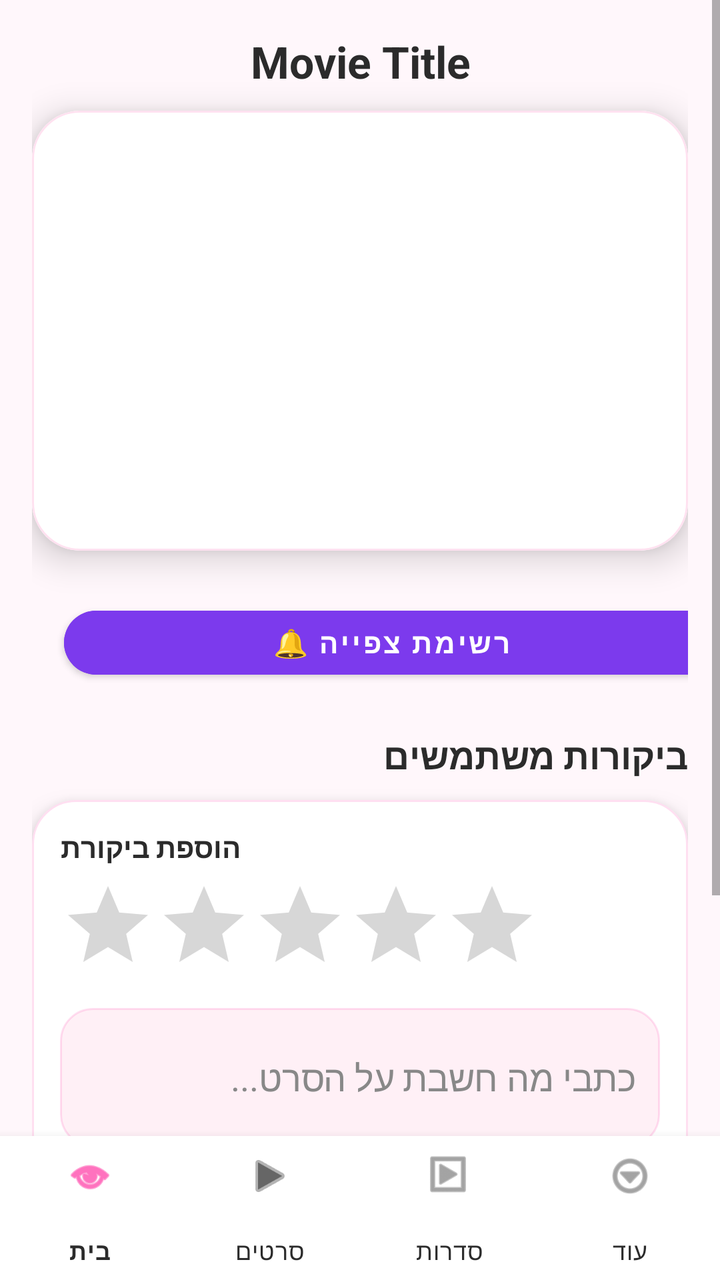
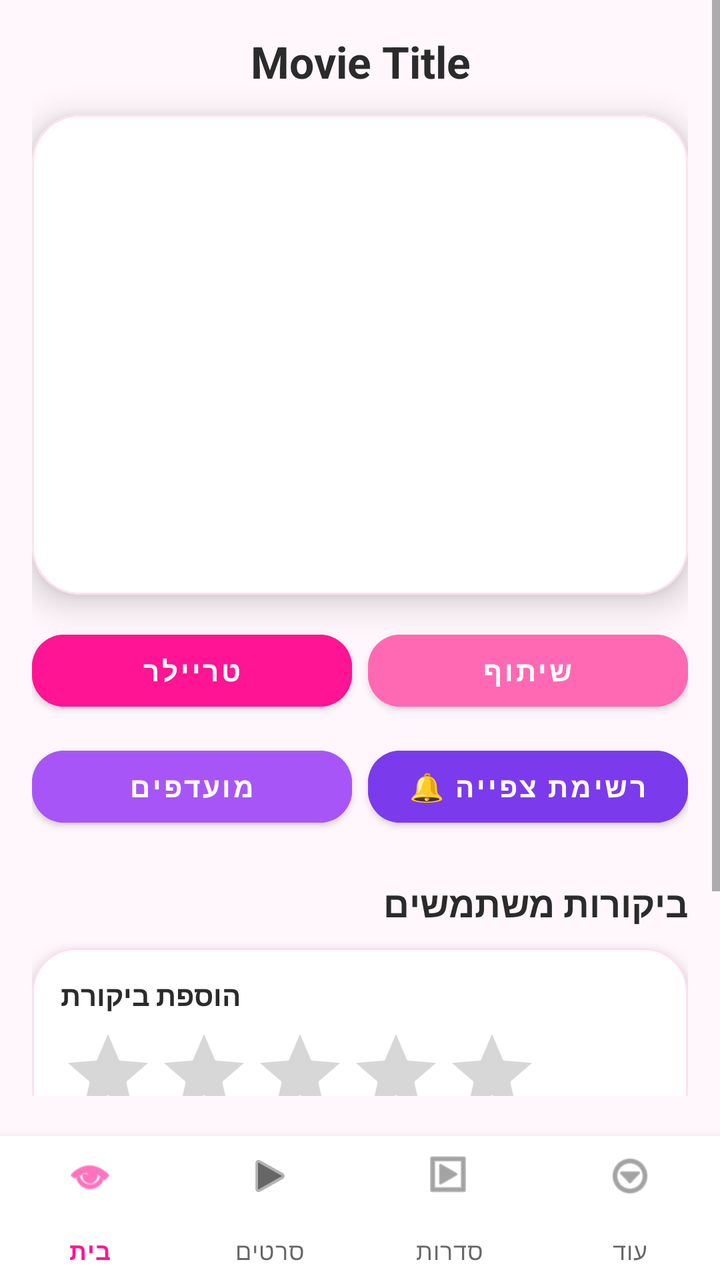

Two renders of the same Android screen: before a commit and after it. Below are the layout's source before the change and the commit's diff.
<!-- AndroidManifest.xml: application theme Base.Theme.FinalProject -->
<!-- res/layout/activity_movie_content.xml -->
<?xml version="1.0" encoding="utf-8"?>
<androidx.coordinatorlayout.widget.CoordinatorLayout
    xmlns:android="http://schemas.android.com/apk/res/android"
    xmlns:app="http://schemas.android.com/apk/res-auto"
    android:layout_width="match_parent"
    android:layout_height="match_parent"
    android:background="#FFF7FB">

    <ScrollView
        android:id="@+id/rootScroll"
        android:layout_width="match_parent"
        android:layout_height="match_parent"
        android:layout_marginBottom="72dp"
        android:fillViewport="true">

        <LinearLayout
            android:layout_width="match_parent"
            android:layout_height="wrap_content"
            android:orientation="vertical"
            android:padding="16dp">

            <TextView
                android:id="@+id/tvMovieTitle"
                android:layout_width="match_parent"
                android:layout_height="wrap_content"
                android:text="Movie Title"
                android:textColor="#2B2B2B"
                android:textSize="22sp"
                android:textStyle="bold"
                android:textAlignment="center"
                android:layout_marginBottom="10dp" />

            <com.google.android.material.card.MaterialCardView
                android:id="@+id/cardPoster"
                android:layout_width="match_parent"
                android:layout_height="220dp"
                app:cardCornerRadius="24dp"
                app:cardElevation="10dp"
                app:strokeWidth="1dp"
                app:strokeColor="#33FF69B4">

                <ImageView
                    android:id="@+id/imgPoster"
                    android:layout_width="match_parent"
                    android:layout_height="match_parent"
                    android:src="@drawable/poster_default_movie"
                    android:scaleType="centerCrop" />
            </com.google.android.material.card.MaterialCardView>

            <LinearLayout
                android:layout_width="match_parent"
                android:layout_height="wrap_content"
                android:orientation="horizontal"
                android:layout_marginTop="14dp"
                android:weightSum="3">

                <com.google.android.material.button.MaterialButton
                    android:id="@+id/btnTrailer"
                    android:layout_width="0dp"
                    android:layout_height="44dp"
                    android:layout_weight="1"
                    android:text="טריילר"
                    android:textAllCaps="false"
                    android:textStyle="bold"
                    android:textColor="@android:color/white"
                    android:backgroundTint="#FF1493"
                    app:cornerRadius="16dp"
                    android:layout_marginEnd="8dp" />

                <com.google.android.material.button.MaterialButton
                    android:id="@+id/btnShare"
                    android:layout_width="0dp"
                    android:layout_height="44dp"
                    android:layout_weight="1"
                    android:text="שיתוף"
                    android:textAllCaps="false"
                    android:textStyle="bold"
                    android:textColor="@android:color/white"
                    android:backgroundTint="#FF69B4"
                    app:cornerRadius="16dp"
                    android:layout_marginEnd="8dp" />

                <com.google.android.material.button.MaterialButton
                    android:id="@+id/btnFavorites"
                    android:layout_width="0dp"
                    android:layout_height="44dp"
                    android:layout_weight="1"
                    android:text="מועדפים"
                    android:textAllCaps="false"
                    android:textStyle="bold"
                    android:textColor="@android:color/white"
                    android:backgroundTint="#A855F7"
                    app:cornerRadius="16dp" />
                <com.google.android.material.button.MaterialButton
                    android:id="@+id/btnWatchlist"
                    android:layout_width="match_parent"
                    android:layout_height="44dp"
                    android:layout_marginTop="10dp"
                    android:text="רשימת צפייה 🔔"
                    android:textAllCaps="false"
                    android:textStyle="bold"
                    android:textColor="@android:color/white"
                    android:backgroundTint="#7C3AED"
                    app:cornerRadius="16dp" />

            </LinearLayout>

            <TextView
                android:id="@+id/tvReviewsTitle"
                android:layout_width="match_parent"
                android:layout_height="wrap_content"
                android:layout_marginTop="22dp"
                android:text="ביקורות משתמשים"
                android:textColor="#2B2B2B"
                android:textSize="18sp"
                android:textStyle="bold" />

            <com.google.android.material.card.MaterialCardView
                android:layout_width="match_parent"
                android:layout_height="wrap_content"
                android:layout_marginTop="10dp"
                app:cardCornerRadius="22dp"
                app:cardElevation="8dp"
                app:strokeWidth="1dp"
                app:strokeColor="#22FF1493">

                <LinearLayout
                    android:layout_width="match_parent"
                    android:layout_height="wrap_content"
                    android:orientation="vertical"
                    android:padding="14dp">

                    <TextView
                        android:id="@+id/tvAddReviewTitle"
                        android:layout_width="wrap_content"
                        android:layout_height="wrap_content"
                        android:text="הוספת ביקורת"
                        android:textColor="#2B2B2B"
                        android:textSize="14sp"
                        android:textStyle="bold" />

                    <RatingBar
                        android:id="@+id/ratingBarReview"
                        android:layout_width="wrap_content"
                        android:layout_height="wrap_content"
                        android:numStars="5"
                        android:stepSize="1"
                        android:isIndicator="false"
                        android:layout_marginTop="6dp" />

                    <EditText
                        android:id="@+id/etReviewText"
                        android:layout_width="match_parent"
                        android:layout_height="wrap_content"
                        android:layout_marginTop="8dp"
                        android:hint="כתבי מה חשבת על הסרט..."
                        android:padding="12dp"
                        android:minLines="2"
                        android:textColor="#2B2B2B"
                        android:textColorHint="#888888"
                        android:background="@drawable/bg_input_round_light" />

                    <com.google.android.material.button.MaterialButton
                        android:id="@+id/btnSendReview"
                        android:layout_width="match_parent"
                        android:layout_height="46dp"
                        android:layout_marginTop="10dp"
                        android:text="שלח ביקורת 💖"
                        android:textAllCaps="false"
                        android:textStyle="bold"
                        android:textColor="@android:color/white"
                        android:backgroundTint="#FF1493"
                        app:cornerRadius="16dp" />
                </LinearLayout>
            </com.google.android.material.card.MaterialCardView>

            <TextView
                android:id="@+id/tvNoReviews"
                android:layout_width="match_parent"
                android:layout_height="wrap_content"
                android:layout_marginTop="12dp"
                android:text="אין ביקורות עדיין. תהיי הראשונה 😉"
                android:textColor="#6B6B6B"
                android:textSize="14sp"
                android:textAlignment="center" />

            <LinearLayout
                android:id="@+id/layoutReviewsList"
                android:layout_width="match_parent"
                android:layout_height="wrap_content"
                android:layout_marginTop="10dp"
                android:orientation="vertical" />

            <View
                android:layout_width="match_parent"
                android:layout_height="20dp" />

        </LinearLayout>
    </ScrollView>

    <com.google.android.material.bottomnavigation.BottomNavigationView
        android:id="@+id/bottomNav"
        android:layout_width="match_parent"
        android:layout_height="72dp"
        android:layout_gravity="bottom"
        android:background="@android:color/white"
        app:menu="@menu/bottom_nav_menu"
        app:labelVisibilityMode="labeled"
        app:itemIconTint="@null"
        app:itemTextColor="#2B2B2B" />

</androidx.coordinatorlayout.widget.CoordinatorLayout>
<!-- resources referenced by this layout -->
<resources>
  <!-- drawable bg_input_round_light (drawable) -->
  <?xml version="1.0" encoding="utf-8"?>
  <shape xmlns:android="http://schemas.android.com/apk/res/android">
      <solid android:color="#FFF0F6"/>
      <corners android:radius="16dp"/>
      <stroke android:width="1dp" android:color="#22FF1493"/>
  </shape>
  <!-- drawable poster_default_movie: png bitmap (drawable, 3042 bytes) -->
  <style name="Base.Theme.FinalProject" parent="Theme.MaterialComponents.DayNight.NoActionBar">
  
          <item name="colorPrimary">#FF1493</item>
          <item name="colorPrimaryVariant">#C51162</item>
          <item name="colorSecondary">#FF1493</item>
      </style>
</resources>

<!-- the commit's change to res/layout/activity_movie_content.xml (unified diff, before → after) -->
@@ -10,8 +10,8 @@
         android:id="@+id/rootScroll"
         android:layout_width="match_parent"
         android:layout_height="match_parent"
-        android:layout_marginBottom="72dp"
-        android:fillViewport="true">
+        android:fillViewport="true"
+        android:paddingBottom="92dp">
 
         <LinearLayout
             android:layout_width="match_parent"
@@ -19,6 +19,7 @@
             android:orientation="vertical"
             android:padding="16dp">
 
+            
             <TextView
                 android:id="@+id/tvMovieTitle"
                 android:layout_width="match_parent"
@@ -28,12 +29,13 @@
                 android:textSize="22sp"
                 android:textStyle="bold"
                 android:textAlignment="center"
-                android:layout_marginBottom="10dp" />
-
+                android:layout_marginBottom="12dp" />
+
+            
             <com.google.android.material.card.MaterialCardView
                 android:id="@+id/cardPoster"
                 android:layout_width="match_parent"
-                android:layout_height="220dp"
+                android:layout_height="240dp"
                 app:cardCornerRadius="24dp"
                 app:cardElevation="10dp"
                 app:strokeWidth="1dp"
@@ -47,64 +49,80 @@
                     android:scaleType="centerCrop" />
             </com.google.android.material.card.MaterialCardView>
 
+            
             <LinearLayout
                 android:layout_width="match_parent"
                 android:layout_height="wrap_content"
-                android:orientation="horizontal"
-                android:layout_marginTop="14dp"
-                android:weightSum="3">
-
-                <com.google.android.material.button.MaterialButton
-                    android:id="@+id/btnTrailer"
-                    android:layout_width="0dp"
-                    android:layout_height="44dp"
-                    android:layout_weight="1"
-                    android:text="טריילר"
-                    android:textAllCaps="false"
-                    android:textStyle="bold"
-                    android:textColor="@android:color/white"
-                    android:backgroundTint="#FF1493"
-                    app:cornerRadius="16dp"
-                    android:layout_marginEnd="8dp" />
-
-                <com.google.android.material.button.MaterialButton
-                    android:id="@+id/btnShare"
-                    android:layout_width="0dp"
-                    android:layout_height="44dp"
-                    android:layout_weight="1"
-                    android:text="שיתוף"
-                    android:textAllCaps="false"
-                    android:textStyle="bold"
-                    android:textColor="@android:color/white"
-                    android:backgroundTint="#FF69B4"
-                    app:cornerRadius="16dp"
-                    android:layout_marginEnd="8dp" />
-
-                <com.google.android.material.button.MaterialButton
-                    android:id="@+id/btnFavorites"
-                    android:layout_width="0dp"
-                    android:layout_height="44dp"
-                    android:layout_weight="1"
-                    android:text="מועדפים"
-                    android:textAllCaps="false"
-                    android:textStyle="bold"
-                    android:textColor="@android:color/white"
-                    android:backgroundTint="#A855F7"
-                    app:cornerRadius="16dp" />
-                <com.google.android.material.button.MaterialButton
-                    android:id="@+id/btnWatchlist"
-                    android:layout_width="match_parent"
-                    android:layout_height="44dp"
-                    android:layout_marginTop="10dp"
-                    android:text="רשימת צפייה 🔔"
-                    android:textAllCaps="false"
-                    android:textStyle="bold"
-                    android:textColor="@android:color/white"
-                    android:backgroundTint="#7C3AED"
-                    app:cornerRadius="16dp" />
-
+                android:orientation="vertical"
+                android:layout_marginTop="14dp">
+
+                <LinearLayout
+                    android:layout_width="match_parent"
+                    android:layout_height="wrap_content"
+                    android:orientation="horizontal"
+                    android:weightSum="2">
+
+                    <com.google.android.material.button.MaterialButton
+                        android:id="@+id/btnTrailer"
+                        android:layout_width="0dp"
+                        android:layout_height="48dp"
+                        android:layout_weight="1"
+                        android:text="טריילר"
+                        android:textAllCaps="false"
+                        android:textStyle="bold"
+                        android:textColor="@android:color/white"
+                        android:backgroundTint="#FF1493"
+                        app:cornerRadius="16dp"
+                        android:layout_marginEnd="8dp"/>
+
+                    <com.google.android.material.button.MaterialButton
+                        android:id="@+id/btnShare"
+                        android:layout_width="0dp"
+                        android:layout_height="48dp"
+                        android:layout_weight="1"
+                        android:text="שיתוף"
+                        android:textAllCaps="false"
+                        android:textStyle="bold"
+                        android:textColor="@android:color/white"
+                        android:backgroundTint="#FF69B4"
+                        app:cornerRadius="16dp"/>
+                </LinearLayout>
+
+                <LinearLayout
+                    android:layout_width="match_parent"
+                    android:layout_height="wrap_content"
+                    android:orientation="horizontal"
+                    android:weightSum="2"
+                    android:layout_marginTop="10dp">
+
+                    <com.google.android.material.button.MaterialButton
+                        android:id="@+id/btnFavorites"
+                        android:layout_width="0dp"
+                        android:layout_height="48dp"
+                        android:layout_weight="1"
+                        android:text="מועדפים"
+                        android:textAllCaps="false"
+                        android:textStyle="bold"
+                        android:textColor="@android:color/white"
+                        android:backgroundTint="#A855F7"
+                        app:cornerRadius="16dp"
+                        android:layout_marginEnd="8dp"/>
+
+                    <com.google.android.material.button.MaterialButton
+                        android:id="@+id/btnWatchlist"
+                        android:layout_width="0dp"
+                        android:layout_height="48dp"
+                        android:layout_weight="1"
+                        android:text="רשימת צפייה 🔔"
+                        android:textAllCaps="false"
+                        android:textStyle="bold"
+                        android:textColor="@android:color/white"
+                        android:backgroundTint="#7C3AED"
+                        app:cornerRadius="16dp"/>
+                </LinearLayout>
             </LinearLayout>
 
+            
             <TextView
                 android:id="@+id/tvReviewsTitle"
                 android:layout_width="match_parent"
@@ -115,6 +133,7 @@
                 android:textSize="18sp"
                 android:textStyle="bold" />
 
+            
             <com.google.android.material.card.MaterialCardView
                 android:layout_width="match_parent"
                 android:layout_height="wrap_content"
@@ -131,7 +150,6 @@
                     android:padding="14dp">
 
                     <TextView
-                        android:id="@+id/tvAddReviewTitle"
                         android:layout_width="wrap_content"
                         android:layout_height="wrap_content"
                         android:text="הוספת ביקורת"
@@ -163,7 +181,7 @@
                     <com.google.android.material.button.MaterialButton
                         android:id="@+id/btnSendReview"
                         android:layout_width="match_parent"
-                        android:layout_height="46dp"
+                        android:layout_height="48dp"
                         android:layout_marginTop="10dp"
                         android:text="שלח ביקורת 💖"
                         android:textAllCaps="false"
@@ -174,6 +192,7 @@
                 </LinearLayout>
             </com.google.android.material.card.MaterialCardView>
 
+            
             <TextView
                 android:id="@+id/tvNoReviews"
                 android:layout_width="match_parent"
@@ -184,6 +203,7 @@
                 android:textSize="14sp"
                 android:textAlignment="center" />
 
+            
             <LinearLayout
                 android:id="@+id/layoutReviewsList"
                 android:layout_width="match_parent"
@@ -193,7 +213,7 @@
 
             <View
                 android:layout_width="match_parent"
-                android:layout_height="20dp" />
+                android:layout_height="10dp" />
 
         </LinearLayout>
     </ScrollView>
@@ -206,7 +226,6 @@
         android:background="@android:color/white"
         app:menu="@menu/bottom_nav_menu"
         app:labelVisibilityMode="labeled"
-        app:itemIconTint="@null"
-        app:itemTextColor="#2B2B2B" />
+        app:itemIconTint="@null" />
 
 </androidx.coordinatorlayout.widget.CoordinatorLayout>
